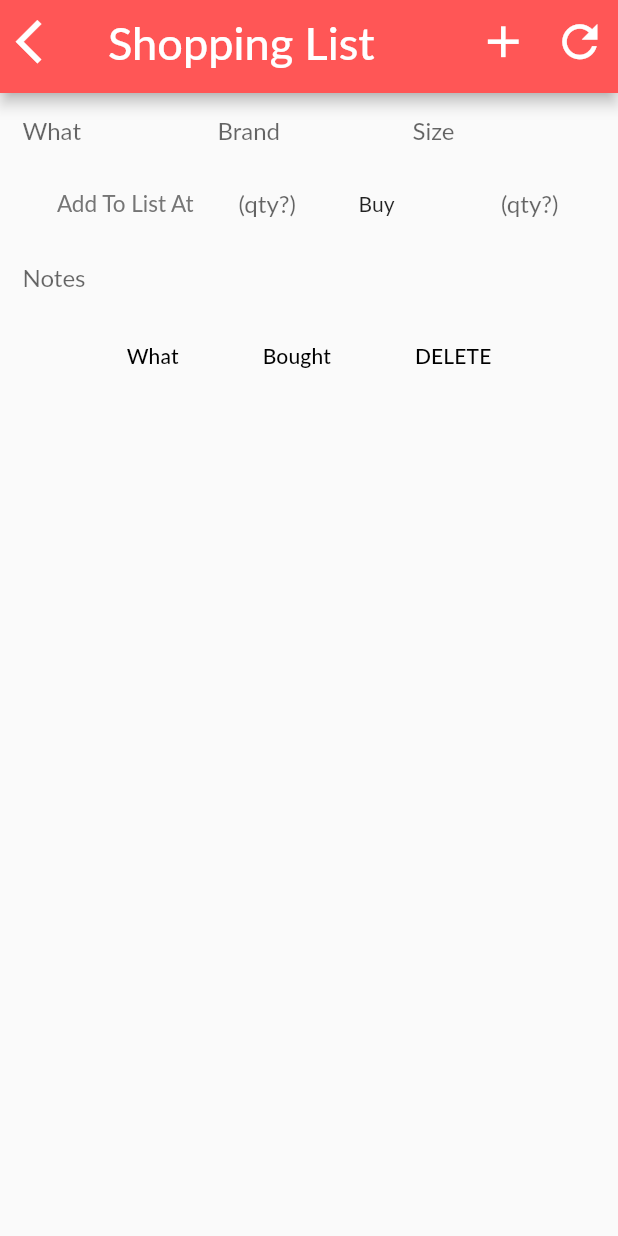
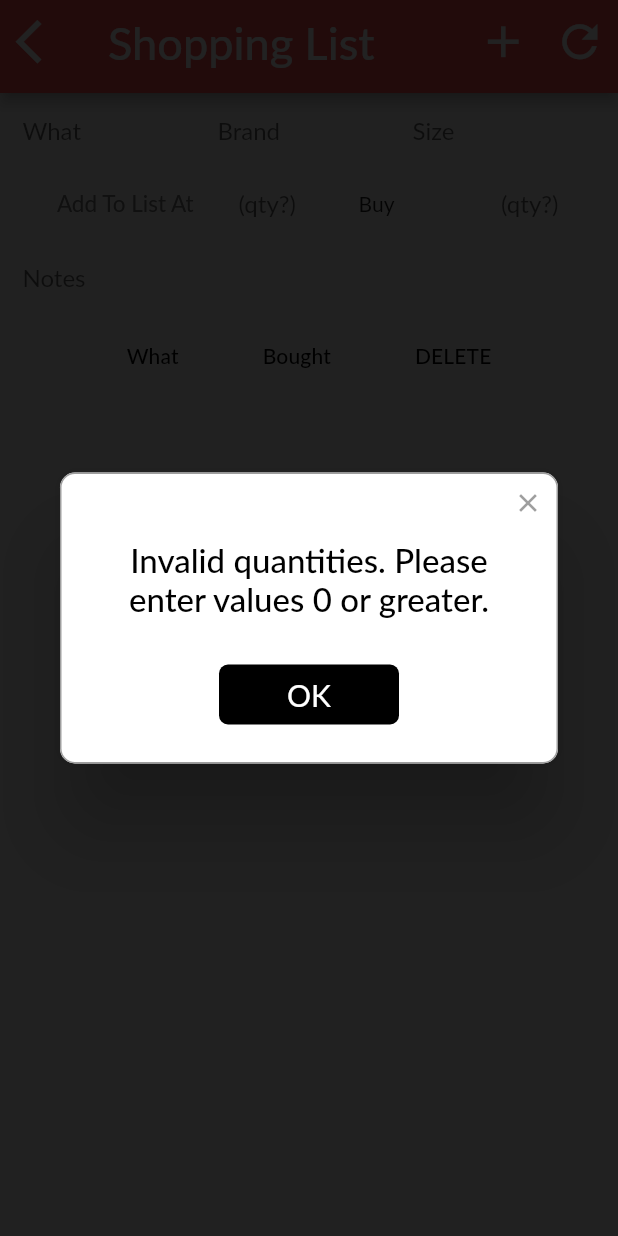
Before and after one commit to jamiesonshayna/LookToTheCook, a Flutter app: the UserShopScreen screen opened by its route, after a tap on the "add" icon, on a phone screen of 412 x 824 dp. Run offline on Flutter 3.47's test engine with Material 2 defaults, Android fonts, the phone set to English and light mode, and no system bars; drawn by our look-alikes of rflutter_alert; our stand-ins replace auto_size_text, connectivity, flutter_secure_storage, flutter_spinkit, font_awesome_flutter, modal_progress_hud; missing offline and left inert: amazon_cognito_identity_dart; accounts and stored records are empty; network calls fail; Roboto replaces fonts that are missing (Lato).

Commit message:
Warning popup for invalid quantities

```diff
--- a/look_to_the_cook/lib/views/user_shop_screen.dart
+++ b/look_to_the_cook/lib/views/user_shop_screen.dart
@@ -1,4 +1,5 @@
 import 'package:flutter/material.dart';
+import 'package:rflutter_alert/rflutter_alert.dart';
 
 // INVENTORY & DATABASE CLASSES:
 import 'package:look_to_the_cook/classes/Inventory.dart';
@@ -129,16 +130,17 @@ class item extends State<UserShopScreen>{
     });
   }
   // add an Item
-  _addItem() {
+  Future<bool> _addItem() async {
+    bool isSuccess = true;
     // wont let you if  what  is empty
     if (_whatController.text.isEmpty) {
       print('Empty Fields');
-      return;
+      return false;
     }
     // shows progress of adding item
     _showProgress('Adding Item...');
     // adds item
-    Services.addItem(
+    await Services.addItem(
         _whatController.text,
         _brandController.text, _sizeController.text, _alertController.text,
         _alertQtyController.text, _invListController.text,
@@ -149,8 +151,13 @@ class item extends State<UserShopScreen>{
       if ('success' == result) {
         _getShopping(); // Refresh the List after adding each item
         _clearValues(); // clear the text boxes
+      } else if('negative error' == result) {
+        isSuccess = false;
+        _getShopping(); // Refresh the List after adding each item
       }
     });
+
+    return isSuccess;
   }
   // will be used to move all items from shopping list to inventory list
   _inventoryAllItemsFromShopping(){
@@ -295,8 +302,25 @@ class item extends State<UserShopScreen>{
             IconButton(
               icon: Icon(Icons.add),
               iconSize: 35.0,
-              onPressed: () {
-                _addItem();
+              onPressed: () async {
+                bool isSuccess = await _addItem();
+                if(isSuccess == false) {
+                  Alert(
+                    context: context,
+                    title: "Invalid quantities. Please enter values 0 or greater.",
+                    buttons: [
+                      DialogButton(
+                        child: Text(
+                          "OK",
+                          style: TextStyle(color: Colors.white, fontSize: 20),
+                        ),
+                        onPressed: () => Navigator.pop(context),
+                        width: 120,
+                        color: Colors.black,
+                      )
+                    ],
+                  ).show();
+                }
               },
             ),
             IconButton(
```
Also changed, not shown: look_to_the_cook/lib/Models/Services.dart (+9 -4 lines), look_to_the_cook/lib/views/user_inventory_screen.dart (+32 -7 lines).
